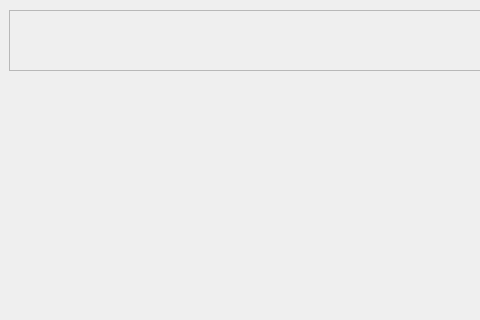
cakturk/ImageViewer, file widget.ui: the form before one commit; both pictures show x 0 to 480 and y 0 to 320 of the 800 by 480 pixel window.
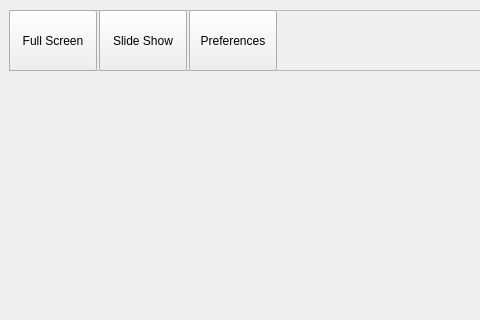
The form after the commit.

The edit to the form file:
```diff
--- a/widget.ui
+++ b/widget.ui
@@ -28,6 +28,45 @@
    <property name="frameShadow">
     <enum>QFrame::Raised</enum>
    </property>
+   <widget class="QPushButton" name="buttonFullscreen">
+    <property name="geometry">
+     <rect>
+      <x>0</x>
+      <y>0</y>
+      <width>88</width>
+      <height>61</height>
+     </rect>
+    </property>
+    <property name="text">
+     <string>Full Screen</string>
+    </property>
+   </widget>
+   <widget class="QPushButton" name="buttonSlideshow">
+    <property name="geometry">
+     <rect>
+      <x>90</x>
+      <y>0</y>
+      <width>88</width>
+      <height>61</height>
+     </rect>
+    </property>
+    <property name="text">
+     <string>Slide Show</string>
+    </property>
+   </widget>
+   <widget class="QPushButton" name="buttoPreferences">
+    <property name="geometry">
+     <rect>
+      <x>180</x>
+      <y>0</y>
+      <width>88</width>
+      <height>61</height>
+     </rect>
+    </property>
+    <property name="text">
+     <string>Preferences</string>
+    </property>
+   </widget>
   </widget>
   <widget class="QFrame" name="frameBottom">
    <property name="geometry">
```
